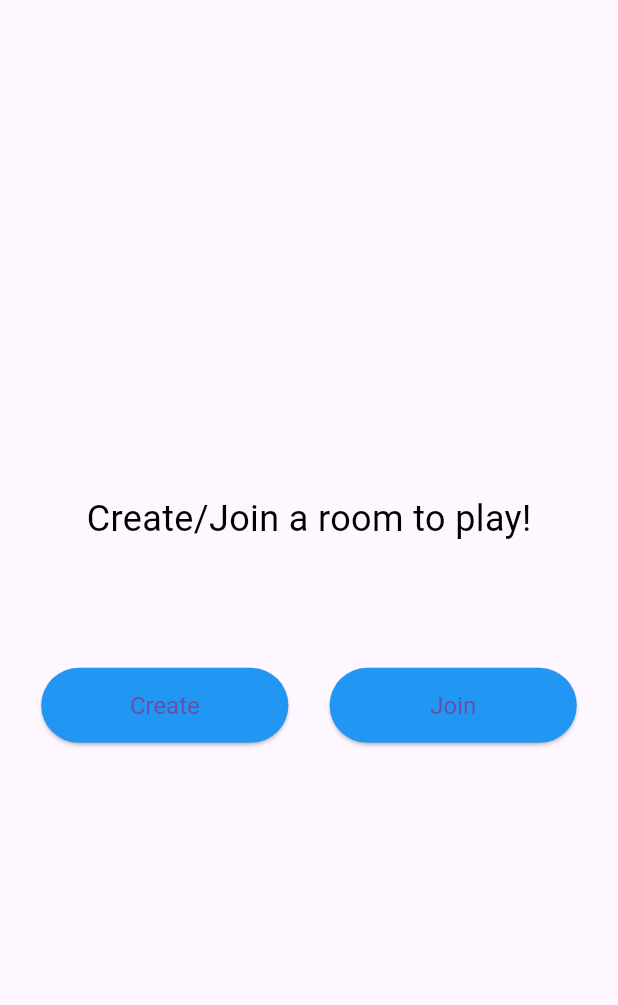
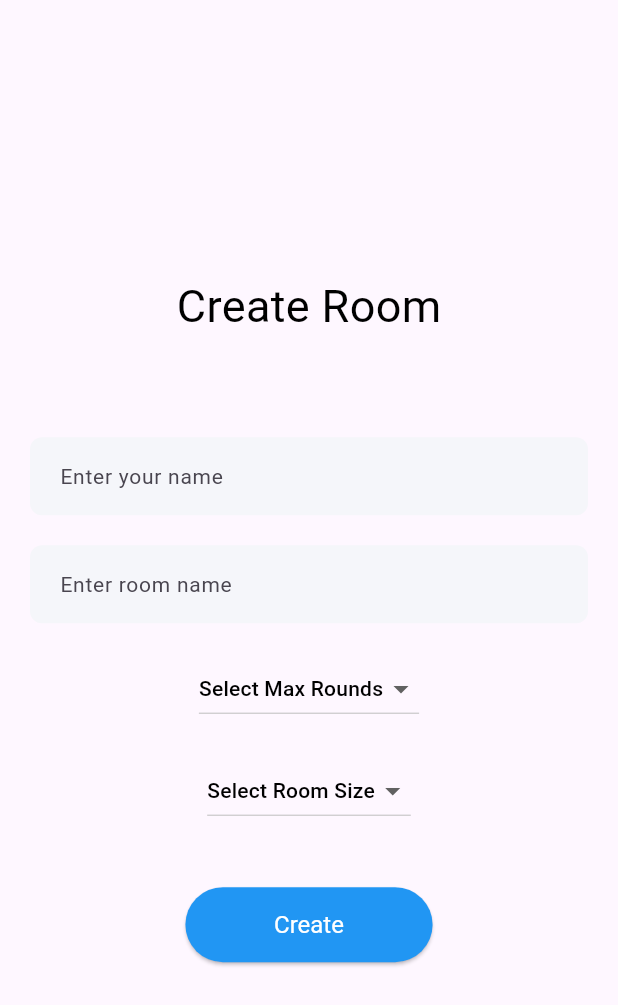
Before and after one commit to Aniket2812/skribby, a Flutter app: the screen it shows after launch, after a tap on "Join", on a phone screen of 412 x 824 dp. Shown: the top 1005 px of the screen. Run offline on Flutter 3.47's test engine with Material 3 defaults, Android fonts, the phone set to English and light mode, and no system bars.

Commit message:
create room screen ui made

```diff
--- a/lib/create_room_screen.dart
+++ b/lib/create_room_screen.dart
@@ -0,0 +1,119 @@
+import 'package:flutter/material.dart';
+import 'package:skribby/widgets/custom_text_field.dart';
+
+class CreateRoomScreen extends StatefulWidget {
+  const CreateRoomScreen({super.key});
+
+  @override
+  State<CreateRoomScreen> createState() => _CreateRoomScreenState();
+}
+
+class _CreateRoomScreenState extends State<CreateRoomScreen> {
+  final TextEditingController _nameController = TextEditingController();
+  final TextEditingController _roomNameController = TextEditingController();
+  late String? _maxRoundsValue;
+  late String? _roomSizeValue;
+  @override
+  Widget build(BuildContext context) {
+    return Scaffold(
+      body: Column(
+        mainAxisAlignment: MainAxisAlignment.center,
+        children: [
+          Text(
+            "Create Room",
+            style: TextStyle(color: Colors.black, fontSize: 30),
+          ),
+          SizedBox(height: MediaQuery.of(context).size.height * 0.08),
+          Container(
+            margin: EdgeInsets.symmetric(horizontal: 20),
+            child: CustomTextField(
+              controller: _nameController,
+              hintText: "Enter your name",
+            ),
+          ),
+          SizedBox(height: 20),
+          Container(
+            margin: EdgeInsets.symmetric(horizontal: 20),
+            child: CustomTextField(
+              controller: _roomNameController,
+              hintText: "Enter room name",
+            ),
+          ),
+          SizedBox(height: 20),
+          DropdownButton<String>(
+            focusColor: Color(0xffF5F6FA),
+            items: <String>["2", "5", "10", "15"]
+                .map<DropdownMenuItem<String>>(
+                  (String value) => DropdownMenuItem(
+                    value: value,
+                    child: new Text(
+                      value,
+                      style: const TextStyle(color: Colors.black),
+                    ),
+                  ),
+                )
+                .toList(),
+            hint: Text(
+              "Select Max Rounds",
+              style: TextStyle(
+                color: Colors.black,
+                fontSize: 14,
+                fontWeight: FontWeight.w500,
+              ),
+            ),
+            onChanged: (String? value) {
+              setState(() {
+                _maxRoundsValue = value;
+              });
+            },
+          ),
+          SizedBox(height: 20),
+          DropdownButton<String>(
+            focusColor: Color(0xffF5F6FA),
+            items: <String>["2", "3", "4", "5", "6", "7", "8"]
+                .map<DropdownMenuItem<String>>(
+                  (String value) => DropdownMenuItem(
+                    value: value,
+                    child: new Text(
+                      value,
+                      style: const TextStyle(color: Colors.black),
+                    ),
+                  ),
+                )
+                .toList(),
+            hint: Text(
+              "Select Room Size",
+              style: TextStyle(
+                color: Colors.black,
+                fontSize: 14,
+                fontWeight: FontWeight.w500,
+              ),
+            ),
+            onChanged: (String? value) {
+              setState(() {
+                _roomSizeValue = value;
+              });
+            },
+          ),
+          SizedBox(height: 40),
+          ElevatedButton(
+            onPressed: () {},
+            child: const Text(
+              "Create",
+              style: TextStyle(color: Colors.white, fontSize: 16),
+            ),
+            style: ButtonStyle(
+              backgroundColor: MaterialStateProperty.all(Colors.blue),
+              textStyle: MaterialStateProperty.all(
+                TextStyle(color: Colors.white),
+              ),
+              minimumSize: MaterialStateProperty.all(
+                Size(MediaQuery.of(context).size.width / 2.5, 50),
+              ),
+            ),
+          ),
+        ],
+      ),
+    );
+  }
+}
--- a/lib/home_screen.dart
+++ b/lib/home_screen.dart
@@ -1,4 +1,5 @@
 import 'package:flutter/material.dart';
+import 'package:skribby/create_room_screen.dart';
 
 class HomeScreen extends StatefulWidget {
   const HomeScreen({super.key});
@@ -34,15 +35,12 @@
                     Size(MediaQuery.of(context).size.width / 2.5, 50),
                   ),
                 ),
-                child: const Text(
-                  "Create",
-                  style: TextStyle(
-                    fontSize: 16
-                  ),
-                ),
+                child: const Text("Create", style: TextStyle(fontSize: 16)),
               ),
               ElevatedButton(
-                onPressed: () {},
+                onPressed: () => Navigator.of(context).push(
+                  MaterialPageRoute(builder: (context) => const CreateRoomScreen()),
+                ),
                 style: ButtonStyle(
                   backgroundColor: MaterialStateProperty.all(Colors.blue),
                   textStyle: MaterialStateProperty.all(
@@ -52,12 +50,7 @@
                     Size(MediaQuery.of(context).size.width / 2.5, 50),
                   ),
                 ),
-                child: const Text(
-                  "Join",
-                  style: TextStyle(
-                    fontSize: 16
-                  ),
-                ),
+                child: const Text("Join", style: TextStyle(fontSize: 16)),
               ),
             ],
           ),
--- /dev/null
+++ b/lib/widgets/custom_text_field.dart
@@ -0,0 +1,33 @@
+import 'package:flutter/material.dart';
+
+class CustomTextField extends StatelessWidget {
+  final TextEditingController controller;
+  final String hintText;
+  const CustomTextField({
+    super.key,
+    required this.controller,
+    required this.hintText,
+  });
+
+  @override
+  Widget build(BuildContext context) {
+    return TextField(
+      controller: controller,
+      decoration: InputDecoration(
+        border: OutlineInputBorder(
+          borderRadius: BorderRadius.circular(8),
+          borderSide: const BorderSide(color: Colors.transparent),
+        ),
+        enabledBorder: OutlineInputBorder(
+          borderRadius: BorderRadius.circular(8),
+          borderSide: const BorderSide(color: Colors.transparent),
+        ),
+        contentPadding: EdgeInsets.symmetric(horizontal: 16, vertical: 14),
+        filled: true,
+        fillColor: const Color(0xffF5F6FA),
+        hintText: hintText,
+        hintStyle: const TextStyle(fontSize: 14, fontWeight: FontWeight.w400),
+      ),
+    );
+  }
+}
```
Also changed, not shown: lib/join_room_screen.dart (added).
